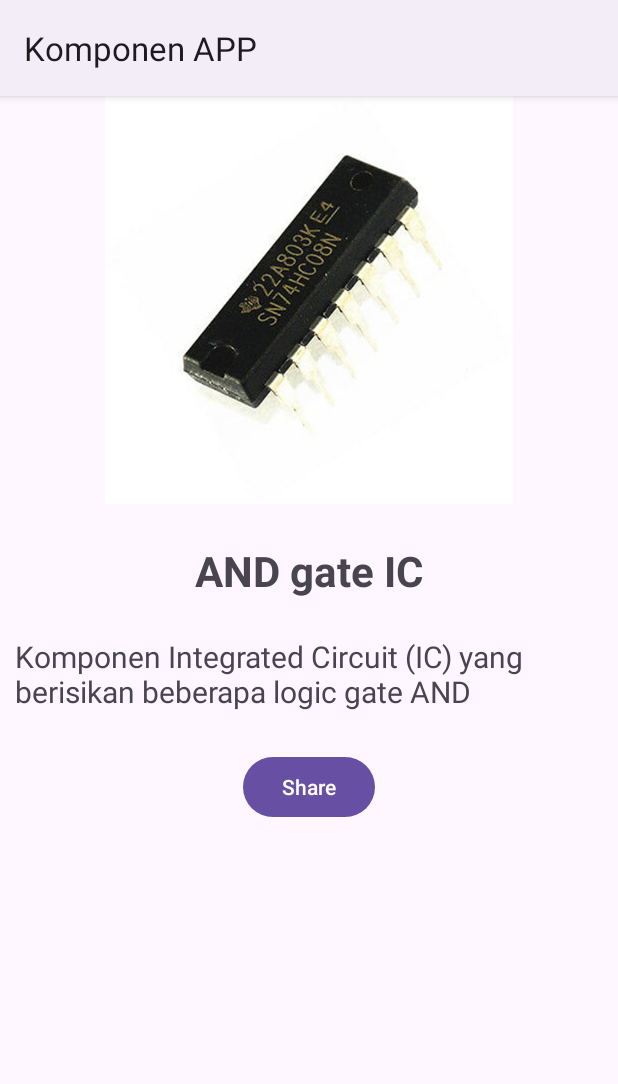
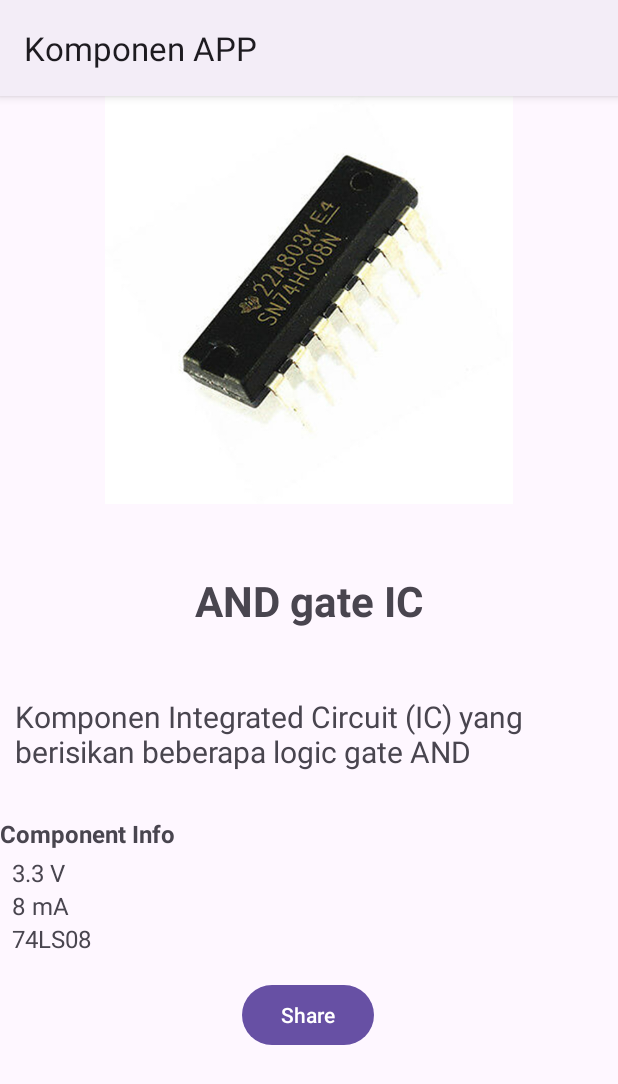
Before and after one commit to hamersda/ComponentListApp, an Android app: the screen it shows after launch (DetailActivity), after a tap on "AND gate IC", on a phone screen of 412 x 824 dp. Shown: the top 1084 px of the screen. Run offline under Robolectric (Android 15) with nearby library versions, the phone set to English and light mode, and no system bars.

Commit message:
Penambahan komponenInfo dan implementasi ke dalam intent

```diff
--- a/app/src/main/java/com/projectIntro/componentlistapp/DetailActivity.kt
+++ b/app/src/main/java/com/projectIntro/componentlistapp/DetailActivity.kt
@@ -7,6 +7,7 @@ import android.widget.Button
 import android.widget.ImageView
 import android.widget.TextView
 import androidx.appcompat.app.AppCompatActivity
+import org.w3c.dom.Text
 
 class DetailActivity : AppCompatActivity() {
     override fun onCreate(savedInstanceState: Bundle?) {
@@ -19,15 +20,33 @@ class DetailActivity : AppCompatActivity() {
             @Suppress("DEPRECATION")
             intent.getParcelableExtra<Komponen>("key_komponen")
         }
+
+        val dataKomponenInfo = if (Build.VERSION.SDK_INT >= 33){
+            intent.getParcelableExtra<KomponenInfo>("key_komponen_info", KomponenInfo::class.java)
+        } else {
+            @Suppress("DEPRECATION")
+            intent.getParcelableExtra<KomponenInfo>("key_komponen_info")
+        }
         val nameKomponen = findViewById<TextView>(R.id.nameKomponen)
         val descriptionItem = findViewById<TextView>(R.id.descriptionItem)
         val imageKomponen = findViewById<ImageView>(R.id.imageKomponen)
+        val voltageInfo = findViewById<TextView>(R.id.tv_voltage_detail)
+        val currentInfo = findViewById<TextView>(R.id.tv_current_detail)
+        val typeInfo = findViewById<TextView>(R.id.tv_type_detail)
 
         if (dataKomponen!= null){
             nameKomponen.text = dataKomponen.name
             descriptionItem.text = dataKomponen.description
             imageKomponen.setImageResource(dataKomponen.photo)
         }
+
+        if (dataKomponenInfo!= null){
+            voltageInfo.text = dataKomponenInfo.voltage
+            currentInfo.text = dataKomponenInfo.current
+            typeInfo.text = dataKomponenInfo.type
+        }
+
+        //Button Action
         val btnShare = findViewById<Button>(R.id.action_share)
         btnShare.setOnClickListener {
             val shareIntent = Intent(Intent.ACTION_SEND)
--- /dev/null
+++ b/app/src/main/java/com/projectIntro/componentlistapp/KomponenInfo.kt
@@ -0,0 +1,72 @@
+package com.projectIntro.componentlistapp
+
+import android.os.Parcelable
+import kotlinx.parcelize.Parcelize
+
+@Parcelize
+data class KomponenInfo(
+    val voltage:String,
+    val current:String,
+    val type:String
+): Parcelable {
+    object Data{
+        val default = KomponenInfo(
+            voltage = "",
+            current = "",
+            type = ""
+        )
+
+        val komponenInfoList = listOf(
+            KomponenInfo(
+                voltage = "3.3 V",
+                current = "8 mA",
+                type = "74LS08"
+            ),
+            KomponenInfo(
+                voltage = "5 V",
+                current = "20 mA",
+                type = "C503B"
+            ),
+            KomponenInfo(
+                voltage = "15 V",
+                current = "14 mA",
+                type = "0105Y"
+            ),
+            KomponenInfo(
+                voltage = "5 V",
+                current = "20 mA",
+                type = "D8CB32"
+            ),
+            KomponenInfo(
+                voltage = "2 V",
+                current = "100 mA",
+                type = "IN4587"
+            ),
+            KomponenInfo(
+                voltage = "7.5 V",
+                current = "100 mA",
+                type = "IR3205"
+            ),
+            KomponenInfo(
+                voltage = "10 V",
+                current = "15 mA",
+                type = "LM741"
+            ),
+            KomponenInfo(
+                voltage = "5 V",
+                current = "10 mA",
+                type = "74LS08"
+            ),
+            KomponenInfo(
+                voltage = "100 V",
+                current = "100 mA",
+                type = "5QWE10"
+            ),
+            KomponenInfo(
+                voltage = "400 V",
+                current = "10 A",
+                type = "TG42W2",
+            )
+        )
+    }
+}
--- a/app/src/main/java/com/projectIntro/componentlistapp/ListKomponenAdapter.kt
+++ b/app/src/main/java/com/projectIntro/componentlistapp/ListKomponenAdapter.kt
@@ -29,6 +29,7 @@ class ListKomponenAdapter(private val listKomponen: ArrayList<Komponen>) : Recyc
         holder.itemView.setOnClickListener {
             val intentDetail = Intent(holder.itemView.context, DetailActivity::class.java)
             intentDetail.putExtra("key_komponen", listKomponen[holder.adapterPosition])
+            intentDetail.putExtra("key_komponen_info", KomponenInfo.Data.komponenInfoList[holder.adapterPosition])
             holder.itemView.context.startActivity(intentDetail)
         }
     }
--- a/app/src/main/res/layout/activity_detail.xml
+++ b/app/src/main/res/layout/activity_detail.xml
@@ -6,7 +6,7 @@
     android:layout_height="match_parent">
     <androidx.constraintlayout.widget.ConstraintLayout
         android:layout_width="match_parent"
-        android:layout_height="match_parent">
+        android:layout_height="wrap_content">
 
         <ImageView
             android:id="@+id/imageKomponen"
@@ -17,7 +17,8 @@
             app:layout_constraintHorizontal_bias="0.0"
             app:layout_constraintStart_toStartOf="parent"
             app:layout_constraintTop_toTopOf="parent"
-            app:layout_constraintVertical_bias="0.0" />
+            app:layout_constraintVertical_bias="0.0"
+            tools:ignore="ContentDescription"/>
 
         <TextView
             android:id="@+id/nameKomponen"
@@ -46,6 +47,47 @@
             android:textSize="20sp"
             android:padding="10dp"/>
 
+        <LinearLayout
+            android:id="@+id/linearLayout"
+            android:layout_width="match_parent"
+            android:layout_height="wrap_content"
+            android:layout_marginTop="20dp"
+            android:orientation="vertical"
+            app:layout_constraintTop_toBottomOf="@+id/descriptionItem"
+            tools:layout_editor_absoluteX="0dp">
+
+            <com.google.android.material.textview.MaterialTextView
+                android:layout_width="wrap_content"
+                android:layout_height="wrap_content"
+                android:text="@string/component_detail"
+                android:textSize="16sp"
+                android:layout_marginBottom="4dp"
+                android:textStyle="bold"/>
+
+            <com.google.android.material.textview.MaterialTextView
+                android:id="@+id/tv_voltage_detail"
+                android:layout_width="wrap_content"
+                android:layout_height="wrap_content"
+                android:text="@string/voltage_detail"
+                android:textSize="16sp"
+                android:layout_marginStart="8dp"/>
+
+            <com.google.android.material.textview.MaterialTextView
+                android:id="@+id/tv_current_detail"
+                android:layout_width="wrap_content"
+                android:layout_height="wrap_content"
+                android:text="@string/current_detail"
+                android:textSize="16sp"
+                android:layout_marginStart="8dp"/>
+            <com.google.android.material.textview.MaterialTextView
+                android:id="@+id/tv_type_detail"
+                android:layout_width="wrap_content"
+                android:layout_height="wrap_content"
+                android:text="@string/type_detail"
+                android:textSize="16sp"
+                android:layout_marginStart="8dp"/>
+        </LinearLayout>
+
         <Button
             android:id="@+id/action_share"
             android:layout_width="wrap_content"
@@ -54,7 +96,9 @@
             android:text="@string/Share"
             app:layout_constraintBottom_toBottomOf="parent"
             app:layout_constraintEnd_toEndOf="parent"
+            app:layout_constraintHorizontal_bias="0.498"
             app:layout_constraintStart_toStartOf="parent"
-            app:layout_constraintTop_toBottomOf="@+id/descriptionItem" />
+            app:layout_constraintTop_toBottomOf="@+id/linearLayout"
+            app:layout_constraintVertical_bias="0.875" />
     </androidx.constraintlayout.widget.ConstraintLayout>
 </ScrollView>
--- a/app/src/main/res/values/strings.xml
+++ b/app/src/main/res/values/strings.xml
@@ -1,7 +1,10 @@
 <resources>
     <string name="app_name">Komponen APP</string>
     <string name="Share">Share</string>
-
+    <string name="component_detail">Component Info</string>
+    <string name="voltage_detail">- Voltage:</string>
+    <string name="current_detail">- Current:</string>
+    <string name="type_detail">- Type:</string>
     <string name="komponens_name">Nama Komponen</string>
     <string name="tvkomponens_name">Nama Komponen</string>
     <string name="description">Deskripsi</string>
```
